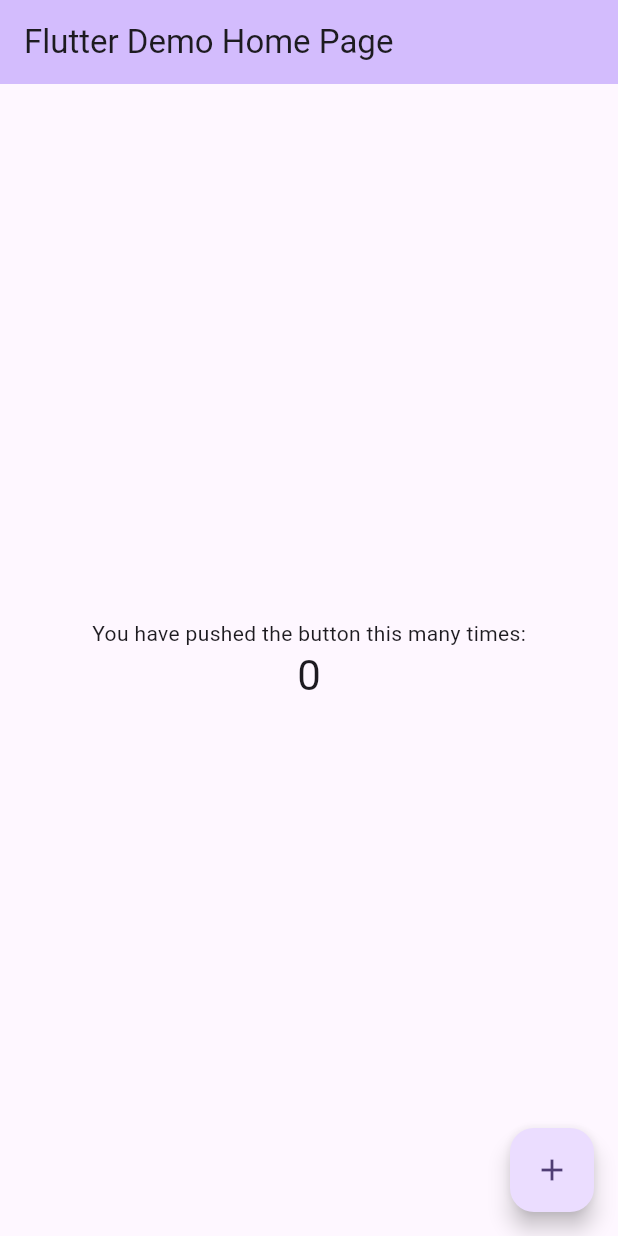
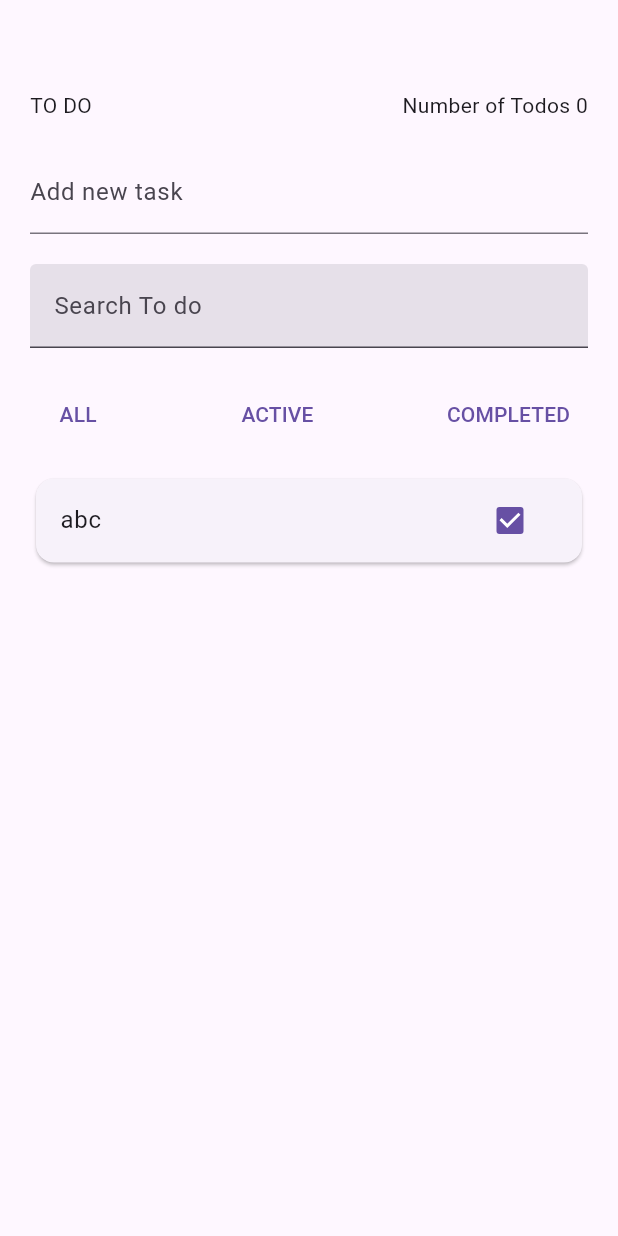
Before and after one commit to amruta123-dowell/to_do_using_bloc, a Flutter app: the screen it shows after launch, on a phone screen of 412 x 824 dp. Run offline on Flutter 3.47's test engine with Material 3 defaults, Android fonts, the phone set to English and light mode, and no system bars; our stand-ins replace bloc, equatable, flutter_bloc.

Commit message:
created the design of todo app

```diff
--- /dev/null
+++ b/lib/counterBloc/counter_bloc.dart
@@ -0,0 +1,11 @@
+import 'package:bloc/bloc.dart';
+import 'package:equatable/equatable.dart';
+
+part 'counter_event.dart';
+part 'counter_state.dart';
+
+class CounterBloc extends Bloc<CounterEvent, CounterState> {
+  CounterBloc() : super(CounterState.initial()) {
+    on<CounterEvent>((event, emit) {});
+  }
+}
--- /dev/null
+++ b/lib/counterBloc/counter_event.dart
@@ -0,0 +1,8 @@
+part of 'counter_bloc.dart';
+
+sealed class CounterEvent extends Equatable {
+  const CounterEvent();
+
+  @override
+  List<Object> get props => [];
+}
--- /dev/null
+++ b/lib/counterBloc/counter_state.dart
@@ -0,0 +1,21 @@
+// ignore_for_file: public_member_api_docs, sort_constructors_first
+part of 'counter_bloc.dart';
+
+class CounterState extends Equatable {
+  final int count;
+  const CounterState({required this.count});
+
+  @override
+  List<Object> get props => [];
+
+  CounterState copyWith({required int count}) {
+    return CounterState(count: count);
+  }
+
+factory CounterState.initial(){
+  return const  CounterState(count: 0);
+}
+
+  @override
+  bool get stringify => true;
+}
--- a/lib/main.dart
+++ b/lib/main.dart
@@ -1,4 +1,9 @@
 import 'package:flutter/material.dart';
+import 'package:flutter_bloc/flutter_bloc.dart';
+import 'package:to_do_app_bloc/counterBloc/counter_bloc.dart';
+import 'package:to_do_app_bloc/searchBloc/search_bloc.dart';
+import 'package:to_do_app_bloc/to_do_screen.dart';
+import 'package:to_do_app_bloc/todoListBloc/to_do_list_bloc.dart';
 
 void main() {
   runApp(const MyApp());
@@ -7,104 +12,17 @@ void main() {
 class MyApp extends StatelessWidget {
   const MyApp({super.key});
 
-  // This widget is the root of your application.
   @override
   Widget build(BuildContext context) {
-    return MaterialApp(
-      title: 'Flutter Demo',
-      theme: ThemeData(
-        colorScheme: ColorScheme.fromSeed(seedColor: Colors.deepPurple),
-        useMaterial3: true,
+    return MultiBlocProvider(
+      providers: [
+        BlocProvider(create: (context) => CounterBloc()),
+        BlocProvider(create: (context) => SearchBloc()),
+        BlocProvider(create: (context) => ToDoListBloc()),
+      ],
+      child: MaterialApp(
+        home: ToDoScreen(),
       ),
-      home: const MyHomePage(title: 'Flutter Demo Home Page'),
     );
   }
 }
-
-class MyHomePage extends StatefulWidget {
-  const MyHomePage({super.key, required this.title});
-
-  // This widget is the home page of your application. It is stateful, meaning
-  // that it has a State object (defined below) that contains fields that affect
-  // how it looks.
-
-  // This class is the configuration for the state. It holds the values (in this
-  // case the title) provided by the parent (in this case the App widget) and
-  // used by the build method of the State. Fields in a Widget subclass are
-  // always marked "final".
-
-  final String title;
-
-  @override
-  State<MyHomePage> createState() => _MyHomePageState();
-}
-
-class _MyHomePageState extends State<MyHomePage> {
-  int _counter = 0;
-
-  void _incrementCounter() {
-    setState(() {
-      // This call to setState tells the Flutter framework that something has
-      // changed in this State, which causes it to rerun the build method below
-      // so that the display can reflect the updated values. If we changed
-      // _counter without calling setState(), then the build method would not be
-      // called again, and so nothing would appear to happen.
-      _counter++;
-    });
-  }
-
-  @override
-  Widget build(BuildContext context) {
-    // This method is rerun every time setState is called, for instance as done
-    // by the _incrementCounter method above.
-    //
-    // The Flutter framework has been optimized to make rerunning build methods
-    // fast, so that you can just rebuild anything that needs updating rather
-    // than having to individually change instances of widgets.
-    return Scaffold(
-      appBar: AppBar(
-        // TRY THIS: Try changing the color here to a specific color (to
-        // Colors.amber, perhaps?) and trigger a hot reload to see the AppBar
-        // change color while the other colors stay the same.
-        backgroundColor: Theme.of(context).colorScheme.inversePrimary,
-        // Here we take the value from the MyHomePage object that was created by
-        // the App.build method, and use it to set our appbar title.
-        title: Text(widget.title),
-      ),
-      body: Center(
-        // Center is a layout widget. It takes a single child and positions it
-        // in the middle of the parent.
-        child: Column(
-          // Column is also a layout widget. It takes a list of children and
-          // arranges them vertically. By default, it sizes itself to fit its
-          // children horizontally, and tries to be as tall as its parent.
-          //
-          // Column has various properties to control how it sizes itself and
-          // how it positions its children. Here we use mainAxisAlignment to
-          // center the children vertically; the main axis here is the vertical
-          // axis because Columns are vertical (the cross axis would be
-          // horizontal).
-          //
-          // TRY THIS: Invoke "debug painting" (choose the "Toggle Debug Paint"
-          // action in the IDE, or press "p" in the console), to see the
-          // wireframe for each widget.
-          mainAxisAlignment: MainAxisAlignment.center,
-          children: <Widget>[
-            const Text(
-              'You have pushed the button this many times:',
-            ),
-            Text(
-              '$_counter',
-              style: Theme.of(context).textTheme.headlineMedium,
-            ),
-          ],
-        ),
-      ),
-      floatingActionButton: FloatingActionButton(
-        onPressed: _incrementCounter,
-        tooltip: 'Increment',
-        child: const Icon(Icons.add),
-      ), // This trailing comma makes auto-formatting nicer for build methods.
-    );
-  }
-}
--- /dev/null
+++ b/lib/searchBloc/search_bloc.dart
@@ -0,0 +1,13 @@
+import 'package:bloc/bloc.dart';
+import 'package:equatable/equatable.dart';
+
+part 'search_event.dart';
+part 'search_state.dart';
+
+class SearchBloc extends Bloc<SearchEvent, SearchState> {
+  SearchBloc() : super(SearchInitial()) {
+    on<SearchEvent>((event, emit) {
+      // TODO: implement event handler
+    });
+  }
+}
--- /dev/null
+++ b/lib/searchBloc/search_event.dart
@@ -0,0 +1,8 @@
+part of 'search_bloc.dart';
+
+sealed class SearchEvent extends Equatable {
+  const SearchEvent();
+
+  @override
+  List<Object> get props => [];
+}
--- /dev/null
+++ b/lib/searchBloc/search_state.dart
@@ -0,0 +1,10 @@
+part of 'search_bloc.dart';
+
+sealed class SearchState extends Equatable {
+  const SearchState();
+
+  @override
+  List<Object> get props => [];
+}
+
+final class SearchInitial extends SearchState {}
--- /dev/null
+++ b/lib/to_do_screen.dart
@@ -0,0 +1,45 @@
+import 'package:flutter/material.dart';
+import 'package:flutter_bloc/flutter_bloc.dart';
+import 'package:to_do_app_bloc/counterBloc/counter_bloc.dart';
+import 'package:to_do_app_bloc/widgets/list_widget.dart';
+import 'package:to_do_app_bloc/widgets/text_widget.dart';
+
+class ToDoScreen extends StatelessWidget {
+  const ToDoScreen({super.key});
+
+  @override
+  Widget build(BuildContext context) {
+    return Scaffold(
+      body: Padding(
+        padding: EdgeInsets.symmetric(horizontal: 20, vertical: 30),
+        child: SingleChildScrollView(
+            child: Column(
+          mainAxisAlignment: MainAxisAlignment.start,
+          crossAxisAlignment: CrossAxisAlignment.start,
+          children: [
+            const SizedBox(
+              height: 30,
+            ),
+            Row(
+              mainAxisAlignment: MainAxisAlignment.start,
+              crossAxisAlignment: CrossAxisAlignment.start,
+              children: [
+                const Expanded(child: Text("TO DO")),
+                Text(
+                    "Number of Todos ${context.watch<CounterBloc>().state.count}"),
+              ],
+            ),
+            const SizedBox(
+              height: 20,
+            ),
+            TextWidget(),
+            const SizedBox(
+              height: 15,
+            ),
+            ListWidget()
+          ],
+        )),
+      ),
+    );
+  }
+}
--- /dev/null
+++ b/lib/todoListBloc/to_do_list_bloc.dart
@@ -0,0 +1,14 @@
+import 'package:bloc/bloc.dart';
+import 'package:equatable/equatable.dart';
+import 'package:to_do_app_bloc/to_do_model.dart';
+
+part 'to_do_list_event.dart';
+part 'to_do_list_state.dart';
+
+class ToDoListBloc extends Bloc<ToDoListEvent, ToDoListState> {
+  ToDoListBloc() : super(ToDoListState.initial()) {
+    on<ToDoListEvent>((event, emit) {
+      // TODO: implement event handler
+    });
+  }
+}
--- /dev/null
+++ b/lib/todoListBloc/to_do_list_event.dart
@@ -0,0 +1,8 @@
+part of 'to_do_list_bloc.dart';
+
+sealed class ToDoListEvent extends Equatable {
+  const ToDoListEvent();
+
+  @override
+  List<Object> get props => [];
+}
--- /dev/null
+++ b/lib/todoListBloc/to_do_list_state.dart
@@ -0,0 +1,26 @@
+// ignore_for_file: public_member_api_docs, sort_constructors_first
+part of 'to_do_list_bloc.dart';
+
+class ToDoListState extends Equatable {
+  final List<ToDoModel> todoList;
+  const ToDoListState({required this.todoList});
+
+  @override
+  List<Object> get props => [todoList];
+
+  @override
+  bool get stringify => true;
+
+  ToDoListState copyWith({required List<ToDoModel> todoList}) {
+    return ToDoListState(todoList: todoList);
+  }
+
+
+  factory ToDoListState.initial(){
+    return  ToDoListState(todoList: [
+      ToDoModel(description:"reading book", idNo: "1", isCompleted: false),
+      ToDoModel(description: "Watching movies", idNo: "2", isCompleted: false),
+       ToDoModel(description: "Cleaning house", idNo: "3", isCompleted: false),
+    ]);
+  }
+}
--- /dev/null
+++ b/lib/widgets/list_widget.dart
@@ -0,0 +1,18 @@
+import 'package:flutter/material.dart';
+import 'package:to_do_app_bloc/widgets/to_do_item_widget.dart';
+
+class ListWidget extends StatelessWidget {
+  const ListWidget({super.key});
+
+  @override
+  Widget build(BuildContext context) {
+    return ListView.builder(
+        shrinkWrap: true,
+        itemCount: 1,
+        itemBuilder: (context, index) {
+          return Card(
+            child: ToDoItemWidget()
+          );
+        });
+  }
+}
--- /dev/null
+++ b/lib/widgets/text_widget.dart
@@ -0,0 +1,49 @@
+import 'package:flutter/material.dart';
+import 'package:to_do_app_bloc/to_do_model.dart';
+
+class TextWidget extends StatelessWidget {
+  final TextEditingController searchController = TextEditingController();
+  final TextEditingController addTextController = TextEditingController();
+  TextWidget({super.key});
+
+  @override
+  Widget build(BuildContext context) {
+    return Column(
+      mainAxisAlignment: MainAxisAlignment.start,
+      crossAxisAlignment: CrossAxisAlignment.start,
+      children: [
+        TextField(
+          controller: searchController,
+          decoration: const InputDecoration(label: Text("Add new task")),
+        ),
+        const SizedBox(
+          height: 20,
+        ),
+        TextFormField(
+          controller: addTextController,
+          decoration:
+              const InputDecoration(label: Text("Search To do"), filled: true),
+        ),
+        const SizedBox(height: 20),
+        Row(
+          mainAxisAlignment: MainAxisAlignment.spaceBetween,
+          children: [
+            filterButton(context, Filter.all),
+            filterButton(context, Filter.active),
+            filterButton(context, Filter.completed)
+          ],
+        )
+      ],
+    );
+  }
+}
+
+Widget filterButton(BuildContext context, Filter filterType) {
+  return TextButton(
+      onPressed: () {},
+      child: Text(filterType == Filter.active
+          ? "ACTIVE"
+          : filterType == Filter.all
+              ? "ALL"
+              : "COMPLETED"));
+}
--- /dev/null
+++ b/lib/widgets/to_do_item_widget.dart
@@ -0,0 +1,58 @@
+import 'package:flutter/material.dart';
+
+class ToDoItemWidget extends StatefulWidget {
+  const ToDoItemWidget({super.key});
+
+  @override
+  State<ToDoItemWidget> createState() => _ToDoItemWidgetState();
+}
+
+class _ToDoItemWidgetState extends State<ToDoItemWidget> {
+  final TextEditingController editController = TextEditingController();
+  @override
+  Widget build(BuildContext context) {
+    return GestureDetector(
+      onLongPress: () {
+        showDialog(
+            context: context,
+            builder: (context) {
+              return AlertDialog(
+                actions: [
+                  InkWell(
+                    onTap: () {},
+                    child: SizedBox(
+                      height: 30,
+                      child: Text(
+                        "OK",
+                        style: TextStyle(color: Colors.green),
+                      ),
+                    ),
+                  ),
+                  InkWell(
+                    onTap: () {},
+                    child: SizedBox(
+                      height: 30,
+                      child: Text(
+                        "CANCEL",
+                        style: TextStyle(color: Colors.green),
+                      ),
+                    ),
+                  ),
+                ],
+                content: TextField(
+                  controller: editController,
+                  onSubmitted: (value) {},
+                ),
+              );
+            });
+      },
+      child: ListTile(
+        title: Text("abc"),
+        trailing: Checkbox(
+          onChanged: (value) {},
+          value: true,
+        ),
+      ),
+    );
+  }
+}
--- a/pubspec.yaml
+++ b/pubspec.yaml
@@ -35,6 +35,9 @@ dependencies:
   # The following adds the Cupertino Icons font to your application.
   # Use with the CupertinoIcons class for iOS style icons.
   cupertino_icons: ^1.0.6
+  flutter_bloc: ^8.1.4
+  equatable: ^2.0.5
+  uuid: ^4.3.3
 
 dev_dependencies:
   flutter_test:
```
Also changed, not shown: lib/bloc/filter_bloc.dart (added, +13 -0 lines), lib/bloc/filter_event.dart (added, +8 -0 lines), lib/bloc/filter_state.dart (added, +10 -0 lines), lib/to_do_model.dart (added, +15 -0 lines), pubspec.lock.
